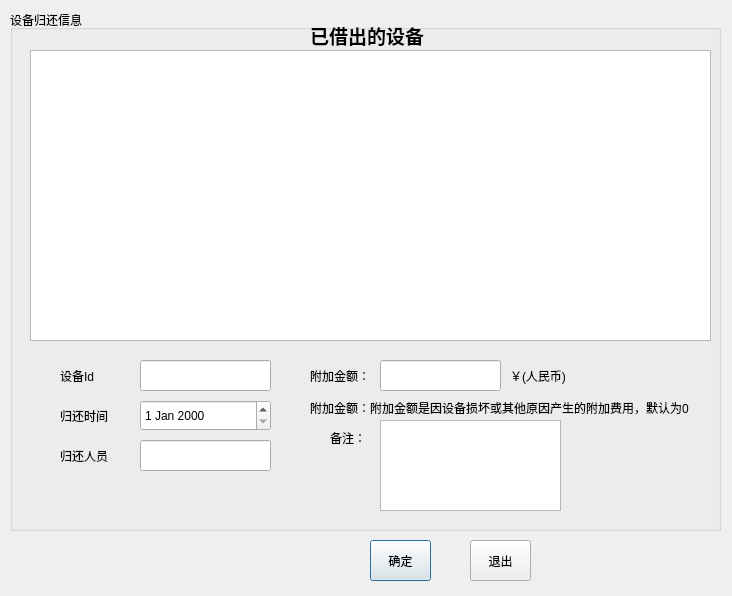
The window that src/returnwindow.ui (guanqian1994/EquipmentManagementSystem) describes before a commit, drawn with Qt 5.
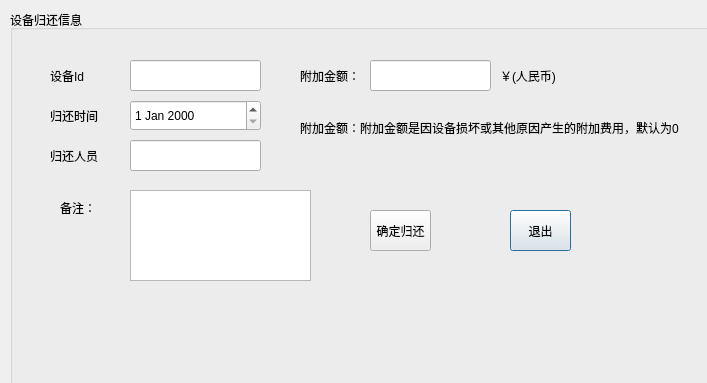
The same window after the commit.

The edit to the form file:
```diff
--- a/src/returnwindow.ui
+++ b/src/returnwindow.ui
@@ -6,8 +6,8 @@
    <rect>
     <x>0</x>
     <y>0</y>
-    <width>732</width>
-    <height>596</height>
+    <width>707</width>
+    <height>383</height>
    </rect>
   </property>
   <property name="windowTitle">
@@ -28,8 +28,8 @@
    <widget class="QLabel" name="label">
     <property name="geometry">
      <rect>
-      <x>50</x>
-      <y>350</y>
+      <x>40</x>
+      <y>50</y>
       <width>51</width>
       <height>31</height>
      </rect>
@@ -41,8 +41,8 @@
    <widget class="QLabel" name="label_2">
     <property name="geometry">
      <rect>
-      <x>50</x>
-      <y>390</y>
+      <x>40</x>
+      <y>90</y>
       <width>51</width>
       <height>31</height>
      </rect>
@@ -54,8 +54,8 @@
    <widget class="QDateEdit" name="dateEdit">
     <property name="geometry">
      <rect>
-      <x>130</x>
-      <y>390</y>
+      <x>120</x>
+      <y>90</y>
       <width>131</width>
       <height>31</height>
      </rect>
@@ -64,8 +64,8 @@
    <widget class="QLabel" name="label_3">
     <property name="geometry">
      <rect>
-      <x>50</x>
-      <y>430</y>
+      <x>40</x>
+      <y>130</y>
       <width>51</width>
       <height>31</height>
      </rect>
@@ -77,8 +77,8 @@
    <widget class="QLineEdit" name="lineEdit">
     <property name="geometry">
      <rect>
-      <x>130</x>
-      <y>430</y>
+      <x>120</x>
+      <y>130</y>
       <width>131</width>
       <height>31</height>
      </rect>
@@ -87,49 +87,18 @@
    <widget class="QLineEdit" name="id">
     <property name="geometry">
      <rect>
-      <x>130</x>
-      <y>350</y>
+      <x>120</x>
+      <y>50</y>
       <width>131</width>
       <height>31</height>
      </rect>
     </property>
    </widget>
-   <widget class="QTableWidget" name="tableWidget">
-    <property name="geometry">
-     <rect>
-      <x>20</x>
-      <y>40</y>
-      <width>681</width>
-      <height>291</height>
-     </rect>
-    </property>
-   </widget>
-   <widget class="QLabel" name="label_10">
-    <property name="geometry">
-     <rect>
-      <x>300</x>
-      <y>10</y>
-      <width>131</width>
-      <height>31</height>
-     </rect>
-    </property>
-    <property name="font">
-     <font>
-      <family>Aharoni</family>
-      <pointsize>14</pointsize>
-      <weight>75</weight>
-      <bold>true</bold>
-     </font>
-    </property>
-    <property name="text">
-     <string>已借出的设备</string>
-    </property>
-   </widget>
    <widget class="QLabel" name="label_4">
     <property name="geometry">
      <rect>
-      <x>300</x>
-      <y>350</y>
+      <x>290</x>
+      <y>50</y>
       <width>61</width>
       <height>31</height>
      </rect>
@@ -141,8 +110,8 @@
    <widget class="QLineEdit" name="money">
     <property name="geometry">
      <rect>
-      <x>370</x>
-      <y>350</y>
+      <x>360</x>
+      <y>50</y>
       <width>121</width>
       <height>31</height>
      </rect>
@@ -151,8 +120,8 @@
    <widget class="QLabel" name="label_5">
     <property name="geometry">
      <rect>
-      <x>300</x>
-      <y>390</y>
+      <x>290</x>
+      <y>110</y>
       <width>381</width>
       <height>16</height>
      </rect>
@@ -164,8 +133,8 @@
    <widget class="QTextEdit" name="textEdit">
     <property name="geometry">
      <rect>
-      <x>370</x>
-      <y>410</y>
+      <x>120</x>
+      <y>180</y>
       <width>181</width>
       <height>91</height>
      </rect>
@@ -174,8 +143,8 @@
    <widget class="QLabel" name="label_6">
     <property name="geometry">
      <rect>
-      <x>320</x>
-      <y>420</y>
+      <x>50</x>
+      <y>190</y>
       <width>41</width>
       <height>16</height>
      </rect>
@@ -187,8 +156,8 @@
    <widget class="QLabel" name="label_9">
     <property name="geometry">
      <rect>
-      <x>500</x>
-      <y>350</y>
+      <x>490</x>
+      <y>50</y>
       <width>61</width>
       <height>31</height>
      </rect>
@@ -197,32 +166,32 @@
      <string>￥(人民币)</string>
     </property>
    </widget>
-  </widget>
-  <widget class="QPushButton" name="ok">
-   <property name="geometry">
-    <rect>
-     <x>370</x>
-     <y>540</y>
-     <width>61</width>
-     <height>41</height>
-    </rect>
-   </property>
-   <property name="text">
-    <string>确定</string>
-   </property>
-  </widget>
-  <widget class="QPushButton" name="exit">
-   <property name="geometry">
-    <rect>
-     <x>470</x>
-     <y>540</y>
-     <width>61</width>
-     <height>41</height>
-    </rect>
-   </property>
-   <property name="text">
-    <string>退出</string>
-   </property>
+   <widget class="QPushButton" name="exit">
+    <property name="geometry">
+     <rect>
+      <x>500</x>
+      <y>200</y>
+      <width>61</width>
+      <height>41</height>
+     </rect>
+    </property>
+    <property name="text">
+     <string>退出</string>
+    </property>
+   </widget>
+   <widget class="QPushButton" name="ok">
+    <property name="geometry">
+     <rect>
+      <x>360</x>
+      <y>200</y>
+      <width>61</width>
+      <height>41</height>
+     </rect>
+    </property>
+    <property name="text">
+     <string>确定归还</string>
+    </property>
+   </widget>
   </widget>
  </widget>
  <resources/>
```
